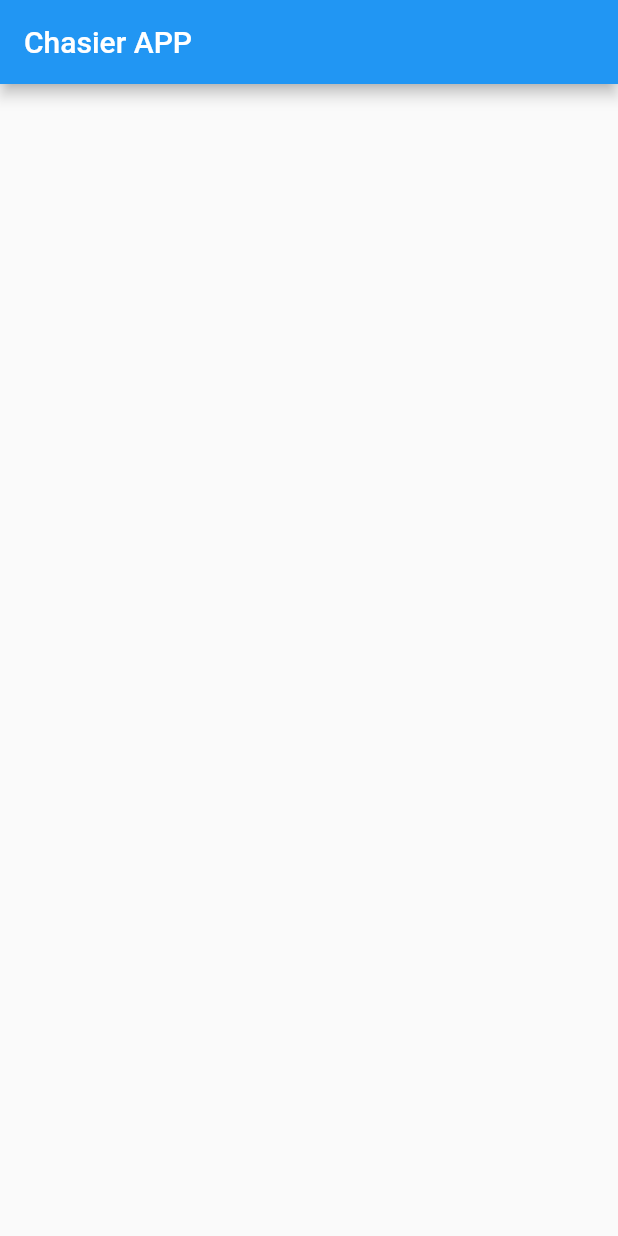
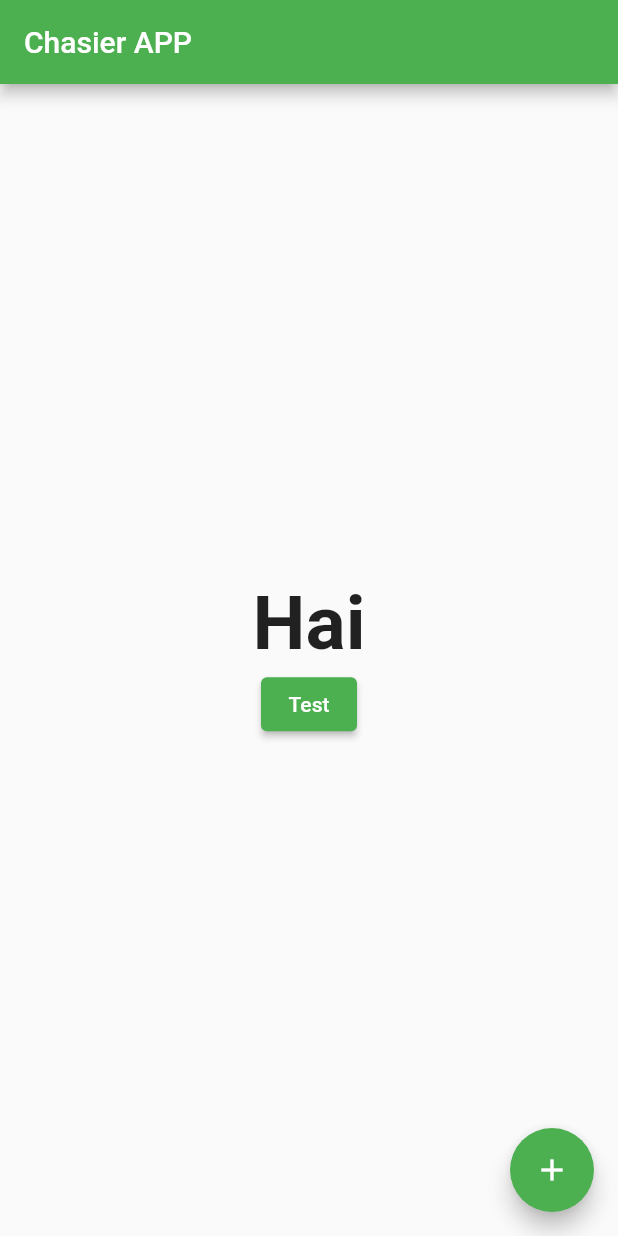
Before and after one commit to gladyne/chasier_tekaja, a Flutter app: the screen it shows after launch, on a phone screen of 412 x 824 dp. Run offline on Flutter 3.47's test engine with Material 2 defaults, Android fonts, the phone set to English and light mode, and no system bars.

```diff
--- a/lib/main.dart
+++ b/lib/main.dart
@@ -1,3 +1,4 @@
+import 'package:cashier_tekaja/widgets/history_list.dart';
 import 'package:flutter/material.dart';
 
 void main() => runApp(App());
@@ -6,19 +7,35 @@ class App extends StatelessWidget {
   @override
   Widget build(BuildContext context) {
     return MaterialApp(
+      theme: ThemeData(
+        primarySwatch: Colors.green,
+      ),
       title: "Chashier Tekaja",
       home: _HomePage(),
     );
   }
 }
 
-class _HomePage extends StatelessWidget {
+class _HomePage extends StatefulWidget {
+  @override
+  State<_HomePage> createState() => _HomePageState();
+}
+
+class _HomePageState extends State<_HomePage> {
   @override
   Widget build(BuildContext context) {
+    print("build");
     return Scaffold(
       appBar: AppBar(
         title: Text("Chasier APP"),
       ),
+      body: HistoryList(),
+      floatingActionButton: FloatingActionButton(
+        onPressed: () {
+          setState(() {});
+        },
+        child: Icon(Icons.add),
+      ),
     );
   }
 }
--- /dev/null
+++ b/lib/widgets/history_list.dart
@@ -0,0 +1,37 @@
+import 'dart:convert';
+
+import 'package:flutter/material.dart';
+import 'package:http/http.dart' as http;
+
+class HistoryList extends StatelessWidget {
+  void httRequest() async {
+    var response =
+        await http.get(Uri.parse('http://10.0.2.2:5000/api/transaction'));
+    var hasil = json.decode(response.body);
+    print(hasil[0]['custName']);
+  }
+
+  @override
+  Widget build(BuildContext context) {
+    return Column(
+      mainAxisAlignment: MainAxisAlignment.center,
+      children: [
+        Center(
+          child: Text(
+            "Hai",
+            style: TextStyle(
+              fontSize: 50,
+              fontWeight: FontWeight.bold,
+            ),
+          ),
+        ),
+        ElevatedButton(
+          onPressed: () {
+            httRequest();
+          },
+          child: Text('Test'),
+        ),
+      ],
+    );
+  }
+}
--- a/pubspec.yaml
+++ b/pubspec.yaml
@@ -29,6 +29,7 @@ environment:
 dependencies:
   flutter:
     sdk: flutter
+  http: ^0.13.5
 
 
   # The following adds the Cupertino Icons font to your application.
```
Also changed, not shown: lib/models/transaction.dart (added, +21 -0 lines), lib/widgets/new_transaction.dart (added), pubspec.lock.
